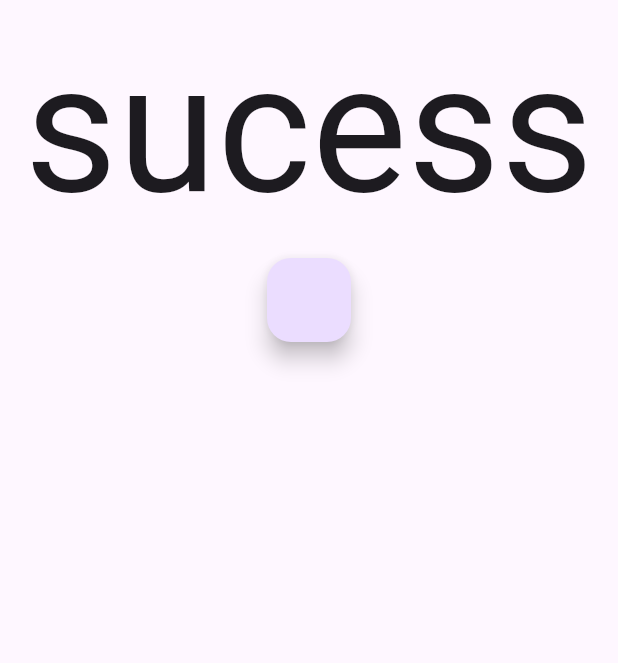
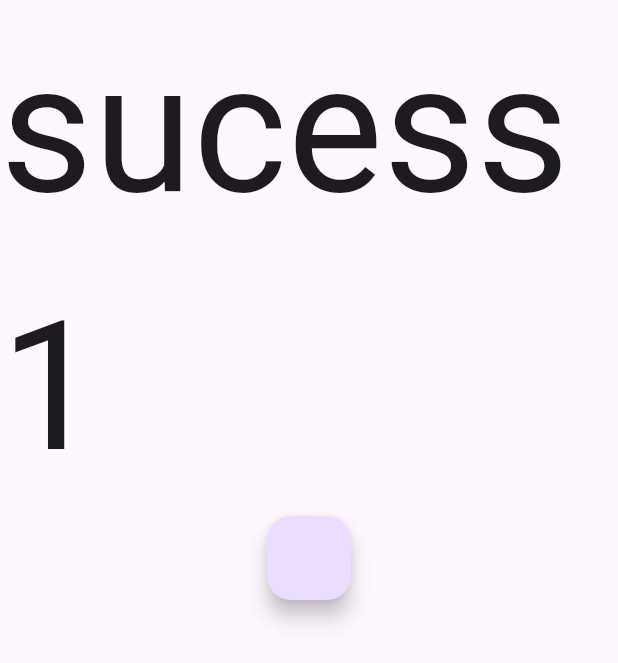
Before and after one commit to thejalgit/google-sigin, a Flutter app: the sucesspage screen opened directly, on a phone screen of 412 x 824 dp. Shown: the top 663 px of the screen. Run offline on Flutter 3.47's test engine with Material 2 defaults, Android fonts, the phone set to English and light mode, and no system bars; our stand-ins replace cloud_firestore, firebase_auth, firebase_core, google_sign_in; accounts and stored records are empty; network calls fail.

Commit message:
error fixed

```diff
--- a/lib/suceess.dart
+++ b/lib/suceess.dart
@@ -18,7 +18,7 @@ class _sucesspageState extends State<sucesspage> {
         child: Column(
           children: [
 
-            Text("sucess",style: TextStyle(fontSize: 120)),
+            Text("sucess1",style: TextStyle(fontSize: 120)),
             FloatingActionButton(onPressed: ()async{
               await GoogleSignIn().signOut();
               await FirebaseAuth.instance.signOut();
```
